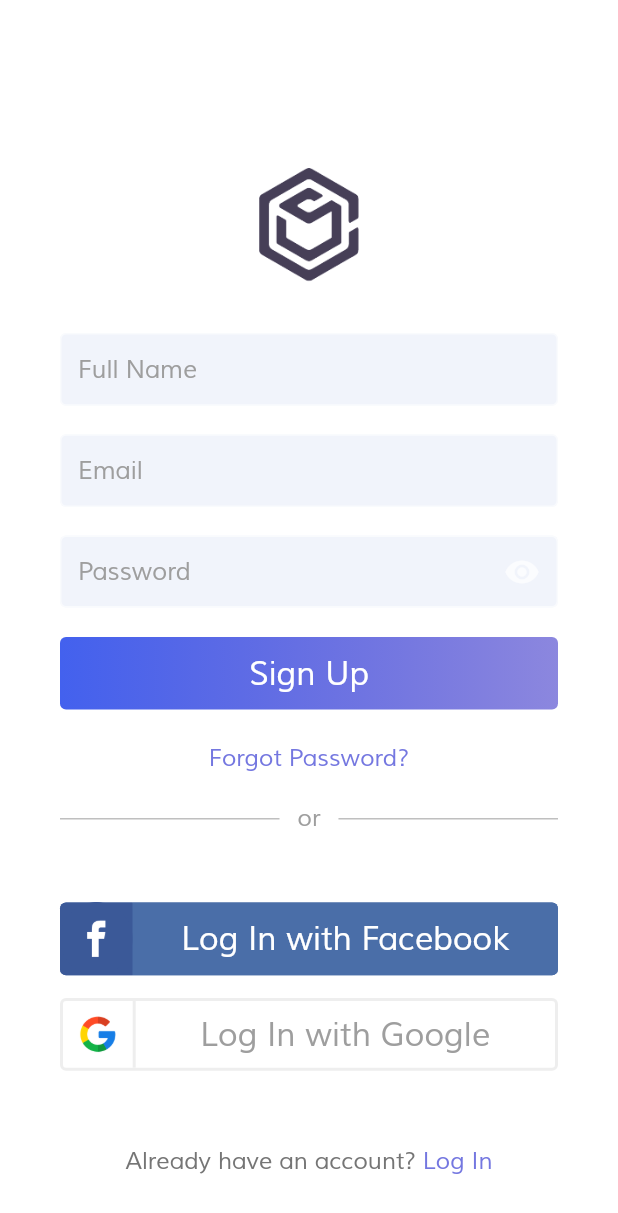
After one commit to shubhmdas/ToDoApp-Flutter, a Flutter app: the screen it shows after launch, after a tap on "Sign Up", on a phone screen of 412 x 824 dp. The commit adds this screen. Shown: the top 1213 px of the screen. Run offline on Flutter 3.47's test engine with Material 2 defaults, Android fonts, the phone set to English and light mode, and no system bars; our stand-ins replace cloud_firestore, firebase_auth, firebase_core, flutter_spinkit; accounts and stored records are empty.

Commit message:
redesigned welcome, login and signup

```diff
--- a/lib/main.dart
+++ b/lib/main.dart
@@ -3,8 +3,11 @@ import 'package:cloud_firestore/cloud_firestore.dart';
 import 'package:flutter/material.dart';
 import 'package:firebase_core/firebase_core.dart';
 import 'package:firebase_auth/firebase_auth.dart';
+import 'package:todo_app/route_generator.dart';
 import 'package:todo_app/screens/home.dart';
 import 'package:todo_app/screens/login.dart';
+import 'package:todo_app/screens/login_screen.dart';
+import 'package:todo_app/screens/welcome_screen.dart';
 import 'package:todo_app/services/auth.dart';
 import 'package:todo_app/widgets/loading.dart';
 import 'firebase_options.dart';
@@ -39,7 +42,7 @@ class _RootState extends State<Root> {
             // checks if connection is active
             if (snapshot.connectionState == ConnectionState.active) {
               if (snapshot.data?.uid == null) {
-                return Login(auth: _auth, firestore: _firestore);
+                return WelcomeScreen(auth: _auth, firestore: _firestore);
               } else {
                 return Home(auth: _auth, firestore: _firestore,);
               }
@@ -48,6 +51,7 @@ class _RootState extends State<Root> {
             }
           },
       ),
+      onGenerateRoute: RouteGenerator.generateRoute,
     );
   }
 }
--- /dev/null
+++ b/lib/route_generator.dart
@@ -0,0 +1,54 @@
+import 'package:flutter/material.dart';
+import 'package:todo_app/screen_arguments.dart';
+import 'package:todo_app/screens/home.dart';
+import 'package:todo_app/screens/login_screen.dart';
+import 'package:todo_app/screens/register.dart';
+import 'package:todo_app/screens/welcome_screen.dart';
+
+class RouteGenerator {
+  static Route<dynamic> generateRoute(RouteSettings settings) {
+    final args = settings.arguments as ScreenArguments;
+    switch (settings.name) {
+
+      case '/welcome':
+        return MaterialPageRoute(builder: (_) {
+          ScreenArguments arguments = args;
+          return WelcomeScreen(auth: arguments.auth, firestore: arguments.firestore);
+        });
+
+      case '/login':
+        return MaterialPageRoute(builder: (_) {
+          ScreenArguments arguments = args;
+          return LoginScreen(auth: arguments.auth, firestore: arguments.firestore);
+        });
+
+      case '/register':
+        return MaterialPageRoute(builder: (_) {
+          ScreenArguments arguments = args;
+          return Register(auth: arguments.auth, firestore: arguments.firestore);
+        });
+
+      case '/home':
+        return MaterialPageRoute(builder: (_) {
+          ScreenArguments arguments = args;
+          return Home(auth: arguments.auth, firestore: arguments.firestore);
+        });
+
+      default:
+        return _errorRoute();
+    }
+  }
+
+  static Route<dynamic> _errorRoute() {
+    return MaterialPageRoute(builder: (_) {
+      return Scaffold(
+        appBar: AppBar(
+          title: const Text('Error'),
+        ),
+        body: const Center(
+          child: Text('Error'),
+        ),
+      );
+    });
+  }
+}
--- /dev/null
+++ b/lib/screen_arguments.dart
@@ -0,0 +1,9 @@
+import 'package:cloud_firestore/cloud_firestore.dart';
+import 'package:firebase_auth/firebase_auth.dart';
+
+class ScreenArguments {
+  late FirebaseAuth auth;
+  late FirebaseFirestore firestore;
+
+  ScreenArguments(this.auth, this.firestore);
+}
--- a/lib/screens/home.dart
+++ b/lib/screens/home.dart
@@ -1,6 +1,5 @@
 import 'package:cloud_firestore/cloud_firestore.dart';
 import 'package:firebase_auth/firebase_auth.dart';
-import 'package:flutter/cupertino.dart';
 import 'package:flutter/material.dart';
 import 'package:todo_app/models/todo.dart';
 import 'package:todo_app/services/auth.dart';
--- /dev/null
+++ b/lib/screens/register.dart
@@ -0,0 +1,158 @@
+import 'package:cloud_firestore/cloud_firestore.dart';
+import 'package:firebase_auth/firebase_auth.dart';
+import 'package:flutter/material.dart';
+import 'package:todo_app/screens/login_screen.dart';
+import 'package:todo_app/widgets/ui_elements.dart';
+
+class Register extends StatelessWidget {
+  late FirebaseAuth auth;
+  late FirebaseFirestore firestore;
+  Register({Key? key, required this.auth, required this.firestore }) : super(key: key);
+
+  @override
+  Widget build(BuildContext context) {
+    final _nameController = TextEditingController();
+    final _emailController = TextEditingController();
+    final _passwordController = TextEditingController();
+
+    return SafeArea(
+      child: Scaffold(
+        backgroundColor: Colors.white,
+        body: LayoutBuilder(
+          builder: (BuildContext context, BoxConstraints constraints) {
+            boxConstraints = constraints;
+            return Column(
+              children: [
+                Container(
+                  height: constraints.maxHeight * .25,
+                  width: constraints.maxWidth,
+                  padding: const EdgeInsets.all(15.0),
+                  alignment: Alignment.bottomCenter,
+                  child: Image.asset(
+                    'assets/images/logo.png',
+                    width: constraints.maxWidth / 6,
+                    height: constraints.maxHeight / 10,
+                  ),
+                ),
+                Container(
+                  height: constraints.maxHeight * .4,
+                  padding: const EdgeInsets.symmetric(
+                      horizontal: 40.0, vertical: 16),
+                  width: constraints.maxWidth,
+                  child: Form(
+                    child: Column(
+                      mainAxisAlignment: MainAxisAlignment.spaceBetween,
+                      children: [
+                        SizedBox(
+                            width: constraints.maxWidth > 700 ? 700 : constraints.maxWidth,
+                            height: constraints.maxHeight / 17,
+                            child: CustomFormField(
+                                constraint: constraints, text: 'Full Name',
+                                controller: _nameController)),
+                        SizedBox(
+                            width: constraints.maxWidth > 700 ? 700 : constraints.maxWidth,
+                            height: constraints.maxHeight / 17,
+                            child: CustomFormField(
+                                constraint: constraints, text: 'Email',
+                                controller: _emailController)),
+                        SizedBox(
+                            width: constraints.maxWidth > 700 ? 700 : constraints.maxWidth,
+                            height: constraints.maxHeight / 17,
+                            child: CustomFormField(
+                                constraint: constraints, text: 'Password',
+                                controller: _passwordController)),
+                        CustomButton(constraint: constraints, text: 'Sign Up'),
+                        SizedBox(
+                          width: constraints.maxWidth > 700 ? 700 : constraints.maxWidth,
+                          height: constraints.maxHeight / 30,
+                          child: Center(
+                            child: Text(
+                              'Forgot Password?',
+                              style: TextStyle(
+                                fontFamily: 'Muli',
+                                color: const Color.fromRGBO(116, 119, 224, 1),
+                                fontWeight: FontWeight.w300,
+                                fontSize: constraints.maxHeight / 52,
+                              ),
+                            ),
+                          ),
+                        )
+                      ],
+                    ),
+                  ),
+                ),
+                Container(
+                  padding: const EdgeInsets.symmetric(horizontal: 40.0, vertical: 0),
+                  height: constraints.maxHeight * .35,
+                  width: constraints.maxWidth,
+                  child: Column(
+                    mainAxisAlignment: MainAxisAlignment.spaceBetween,
+                    children: [
+                      Container(
+                        width: constraints.maxWidth > 700 ? 700 : constraints.maxWidth,
+                        height: constraints.maxHeight / 40,
+                        alignment: Alignment.center,
+                        child: Row(
+                          children: [
+                            const Expanded(
+                              child: Divider(
+                                color: Colors.grey,
+                              ),
+                            ),
+                            const SizedBox(width: 12,),
+                            Text('or', style: TextStyle(
+                                color: Colors.grey,
+                                fontFamily: 'Muli',
+                                fontSize: constraints.maxHeight / 52),
+                            ),
+                            const SizedBox(width: 12,),
+                            const Expanded(
+                              child: Divider(
+                                color: Colors.grey,
+                              ),
+                            ),
+                          ],
+                        ),
+                      ),
+                      const SizedBox(height: 15,),
+                      Facebook(constraint: constraints, text: 'Log In'),
+                      Google(constraint: constraints, text: 'Log In'),
+                      SizedBox(height: constraints.maxHeight / 50,),
+                      SizedBox(
+                        width: constraints.maxWidth > 700 ? 700 : constraints.maxWidth,
+                        height: constraints.maxHeight / 30,
+                        child: Row(
+                          mainAxisAlignment: MainAxisAlignment.center,
+                          children: [
+                            Text(
+                              'Already have an account?',
+                              style: TextStyle(
+                                fontFamily: 'Muli',
+                                color: Colors.grey.shade600,
+                                fontSize: constraints.maxHeight / 52,
+                              ),
+                            ),
+                            Text(
+                              ' Log In',
+                              style: TextStyle(
+                                fontFamily: 'Muli',
+                                color: const Color.fromRGBO(116, 119, 224, 1),
+                                fontWeight: FontWeight.w300,
+                                fontSize: constraints.maxHeight / 52,
+                              ),
+                            ),
+                          ],
+                        ),
+                      ),
+                      SizedBox(height: constraints.maxHeight / 40,)
+                    ],
+                  ),
+                ),
+              ],
+            );
+          },
+        ),
+      ),
+    );
+  }
+}
--- /dev/null
+++ b/lib/screens/welcome_screen.dart
@@ -0,0 +1,72 @@
+import 'package:flutter/material.dart';
+import 'package:todo_app/screen_arguments.dart';
+import 'package:todo_app/widgets/ui_elements.dart';
+import 'package:firebase_auth/firebase_auth.dart';
+import 'package:cloud_firestore/cloud_firestore.dart';
+
+class WelcomeScreen extends StatelessWidget {
+
+  late FirebaseAuth auth;
+  late FirebaseFirestore firestore;
+  WelcomeScreen({Key? key, required this.auth, required this.firestore }) : super(key: key);
+
+  @override
+  Widget build(BuildContext context) {
+    return SafeArea(
+      child: Scaffold(
+        backgroundColor: Colors.white,
+        body: LayoutBuilder(
+          builder: (BuildContext context, BoxConstraints constraints) {
+            var height = constraints.maxHeight;
+            var width = constraints.maxWidth;
+            return Column(
+              children: [
+                Container(
+                  height: constraints.maxHeight / 2,
+                  width: constraints.maxWidth,
+                  padding: const EdgeInsets.all(20.0),
+                  alignment: Alignment.bottomCenter,
+
+                  child: Image.asset('assets/images/logo.png', width: constraints.maxWidth / 6, height: constraints.maxHeight / 10,)
+                ),
+                Container(
+                  padding: const EdgeInsets.symmetric(horizontal: 40.0, vertical: 0),
+                  height: constraints.maxHeight / 2,
+                  width: constraints.maxWidth,
+                  child: Column(
+                    children: [
+                      Wrap(
+                        children: [
+                        Text(
+                        'Be even more productive with our ToDo app',
+                          textAlign: TextAlign.center,
+                          style: TextStyle(fontFamily: 'Muli', fontSize: constraints.maxHeight / 32, color: Colors.black54, fontWeight: FontWeight.w600))
+                        ],
+                      ),
+                      SizedBox(height: constraints.maxHeight / 7,),
+                      Column(
+                        children: [
+                          InkWell(
+                            onTap: () {
+                              Navigator.pushNamed(context, '/register', arguments: ScreenArguments(auth, firestore));
+                            },
+                              child: CustomButton(constraint: constraints, text: 'Sign Up')),
+                          const SizedBox(height: 10),
+                          InkWell(
+                            onTap: () {
+                              Navigator.pushNamed(context, '/login', arguments: ScreenArguments(auth, firestore));
+                            },
+                              child: CustomButton(constraint: constraints, text: 'welcome')),
+                        ],
+                      )
+                    ],
+                  ),
+                )
+              ],
+            );
+          },
+        ),
+      ),
+    );
+  }
+}
--- /dev/null
+++ b/lib/widgets/ui_elements.dart
@@ -0,0 +1,231 @@
+import 'package:flutter/material.dart';
+
+late BoxConstraints boxConstraints;
+
+class CustomFormField extends StatefulWidget {
+
+  late BoxConstraints constraint;
+  late String text;
+  late TextEditingController controller;
+
+  CustomFormField({Key? key, required this.constraint, required this.text, required this.controller}) : super(key: key);
+
+  @override
+  State<CustomFormField> createState() => _CustomFormFieldState();
+}
+
+class _CustomFormFieldState extends State<CustomFormField> {
+
+  bool isPassHidden = true;
+  @override
+  Widget build(BuildContext context) {
+    if (widget.text == 'Password') {
+      return TextFormField(
+        obscureText: isPassHidden,
+        validator: (val) => val!.isEmpty ? '* Required' : null,
+        controller: widget.controller,
+        style: const TextStyle(color: Colors.black87, fontFamily: 'Muli'),
+        decoration: InputDecoration(
+          suffixIcon: InkWell(
+            onTap: () => setState(() => isPassHidden = !isPassHidden),
+              child: const Icon(Icons.visibility)),
+          focusedBorder: const OutlineInputBorder(
+              borderSide: BorderSide(color: Color.fromRGBO(116, 119, 224, 1), width: 2)
+          ),
+          hintText: widget.text,
+          filled: true,
+          fillColor: const Color.fromRGBO(241, 244, 251, 1),
+          border: OutlineInputBorder(
+              borderRadius: BorderRadius.circular(4),
+              borderSide: const BorderSide(width: 0)),
+          contentPadding: const EdgeInsets.only(left: 12.0),
+          hintStyle: TextStyle(
+              fontSize: widget.constraint.maxHeight / 50,
+              color: Colors.grey,
+              fontFamily: 'Muli',
+              fontWeight: FontWeight.w400)),
+      );
+    } else {
+      return TextFormField(
+        expands: true,
+        maxLines: null,
+        minLines: null,
+        validator: (val) => val!.isEmpty ? '* Required' : null,
+        controller: widget.controller,
+        style: const TextStyle(color: Colors.black87, fontFamily: 'Muli'),
+        decoration: InputDecoration(
+            hintText: widget.text,
+            filled: true,
+            focusedBorder: const OutlineInputBorder(
+                borderSide: BorderSide(color: Color.fromRGBO(116, 119, 224, 1), width: 2)
+            ),
+            fillColor: const Color.fromRGBO(241, 244, 251, 1),
+            border: OutlineInputBorder(
+                borderRadius: BorderRadius.circular(4),
+                borderSide: const BorderSide(width: 0)),
+            contentPadding: const EdgeInsets.only(left: 12.0),
+            hintStyle: TextStyle(
+                fontSize: widget.constraint.maxHeight / 50,
+                color: Colors.grey,
+                fontFamily: 'Muli',
+                fontWeight: FontWeight.w400)),
+      );
+    }
+  }
+}
+
+class CustomButton extends StatelessWidget {
+
+  late BoxConstraints constraint;
+  late String text;
+  CustomButton({Key? key, required this.constraint, required this.text}) : super(key: key);
+
+  @override
+  Widget build(BuildContext context) {
+    if (text == 'welcome') {
+      return Container(
+        width: constraint.maxWidth > 700 ? 700 : constraint.maxWidth,
+        height: constraint.maxHeight / 17,
+        decoration: BoxDecoration(
+          borderRadius: BorderRadius.circular(4.0),
+          border: Border.all(style: BorderStyle.solid,
+              color: const Color.fromRGBO(67, 97, 238, 1), width: 1.8),
+        ),
+        child: Center(
+          child: Text(
+            'Log In',
+            style: TextStyle(
+              fontFamily: 'Muli',
+              color: const Color.fromRGBO(67, 97, 238, 1),
+              fontWeight: FontWeight.w500,
+              fontSize: constraint.maxHeight / 38,
+            ),
+          ),
+        ),
+      );
+    } else {
+      return Container(
+        width: constraint.maxWidth > 700 ? 700 : constraint.maxWidth,
+        height: constraint.maxHeight / 17,
+        decoration: BoxDecoration(
+            borderRadius: BorderRadius.circular(4.0),
+            gradient: const LinearGradient(colors: [
+              Color.fromRGBO(67, 97, 238, 1),
+              Color.fromRGBO(63, 55, 201, .6),
+            ])),
+        child: Center(
+          child: Text(
+            text,
+            style: TextStyle(
+              fontFamily: 'Muli',
+              color: Colors.white,
+              fontWeight: FontWeight.w300,
+              fontSize: constraint.maxHeight / 38,
+            ),
+          ),
+        ),
+      );
+    }
+  }
+}
+
+class Facebook extends StatelessWidget {
+
+  late BoxConstraints constraint;
+  late String text;
+  Facebook({Key? key, required this.constraint, required this.text}) : super(key: key);
+
+  @override
+  Widget build(BuildContext context) {
+    return Container(
+      width: constraint.maxWidth > 700 ? 700 : constraint.maxWidth,
+      height: constraint.maxHeight / 17,
+      decoration: BoxDecoration(
+          borderRadius: BorderRadius.circular(4.0),
+        color:const Color.fromRGBO(74, 110, 168, 1),
+      ),
+      child: Row(
+        children: [
+          Container(
+            width: constraint.maxHeight / 17,
+            height: constraint.maxHeight / 17,
+            decoration: const BoxDecoration(
+              borderRadius: BorderRadius.only(topLeft: Radius.circular(4), bottomLeft: Radius.circular(4)),
+              color: Color.fromRGBO(59, 89, 152, 1),
+            ),
+      // Icon from: <a href="https://www.flaticon.com/free-icons/facebook" title="facebook icons">Facebook icons created by vidyavidz - Flaticon</a>
+            child: Image.asset('assets/images/facebook.png'),
+          ),
+          Expanded(
+            child: Container(
+              decoration: const BoxDecoration(
+                borderRadius: BorderRadius.only(topRight: Radius.circular(4), bottomRight: Radius.circular(4)),
+                color: Color.fromRGBO(74, 110, 168, 1),
+              ),
+              alignment: Alignment.center,
+              child: Text(
+                '$text with Facebook',
+                style: TextStyle(
+                  fontFamily: 'Muli',
+                  color: Colors.white,
+                  fontWeight: FontWeight.w300,
+                  fontSize: constraint.maxHeight / 38,
+                ),
+              ),
+            ),
+          )
+        ],
+      )
+    );
+  }
+}
+
+class Google extends StatelessWidget {
+  late BoxConstraints constraint;
+  late String text;
+  Google({Key? key, required this.constraint, required this.text}) : super(key: key);
+
+  @override
+  Widget build(BuildContext context) {
+    return Container(
+        width: constraint.maxWidth > 700 ? 700 : constraint.maxWidth,
+        height: constraint.maxHeight / 17,
+        decoration: BoxDecoration(
+            borderRadius: BorderRadius.circular(4.0),
+            border: Border.all(style: BorderStyle.solid,
+                color: Colors.grey.shade200, width: 2)
+        ),
+        child: Row(
+          children: [
+            Container(
+              width: constraint.maxHeight / 17,
+              height: constraint.maxHeight / 17,
+              decoration: BoxDecoration(
+                  border: Border(right: BorderSide(
+                      style: BorderStyle.solid,
+                      color: Colors.grey.shade200,
+                      width: 2)
+                  )
+              ),
+// Icon from: <a href="https://www.flaticon.com/free-icons/google" title="google icons">Google icons created by Driss Lebbat - Flaticon</a>
+              child: Image.asset('assets/images/google.png', scale: 20,),
+            ),
+            Expanded(
+              child: Container(
+                alignment: Alignment.center,
+                child: Text(
+                  '$text with Google',
+                  style: TextStyle(
+                    fontFamily: 'Muli',
+                    color: Colors.grey,
+                    fontWeight: FontWeight.w300,
+                    fontSize: constraint.maxHeight / 38,
+                  ),
+                ),
+              ),
+            ),
+          ],
+        )
+    );
+  }
+}
```
Also changed, not shown: lib/screens/login.dart (+6 -2 lines), lib/screens/login_screen.dart (added, +162 -0 lines), lib/widgets/todo_card.dart (+4 -5 lines), pubspec.yaml (+3 -4 lines), assets/images/facebook.png (added), assets/images/google.png (added), assets/images/logo.png (added), pubspec.lock.
